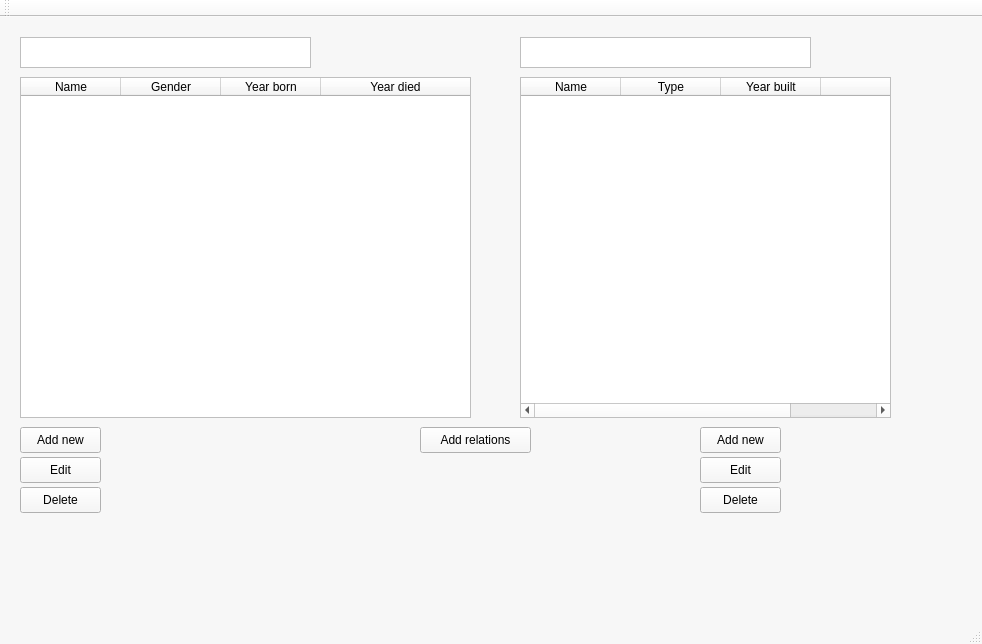
Old version of the form mainwindow.ui in the repository Hopur-50/Verkefni3.
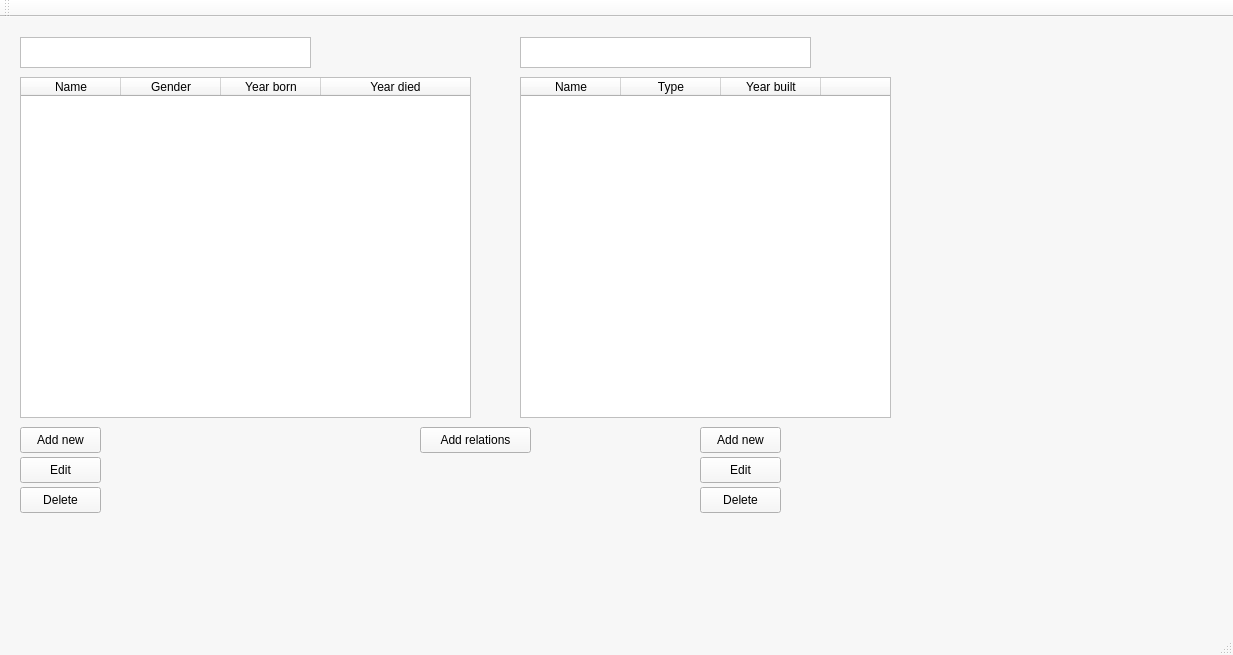
New version of the form.

```diff
--- a/mainwindow.ui
+++ b/mainwindow.ui
@@ -6,8 +6,8 @@
    <rect>
     <x>0</x>
     <y>0</y>
-    <width>982</width>
-    <height>644</height>
+    <width>1233</width>
+    <height>655</height>
    </rect>
   </property>
   <property name="palette">
@@ -618,6 +618,9 @@
       <height>341</height>
      </rect>
     </property>
+    <property name="horizontalScrollBarPolicy">
+     <enum>Qt::ScrollBarAlwaysOff</enum>
+    </property>
     <property name="sortingEnabled">
      <bool>true</bool>
     </property>
```
Left out of the diff: 16 changed lines with no effect on the pictures.
